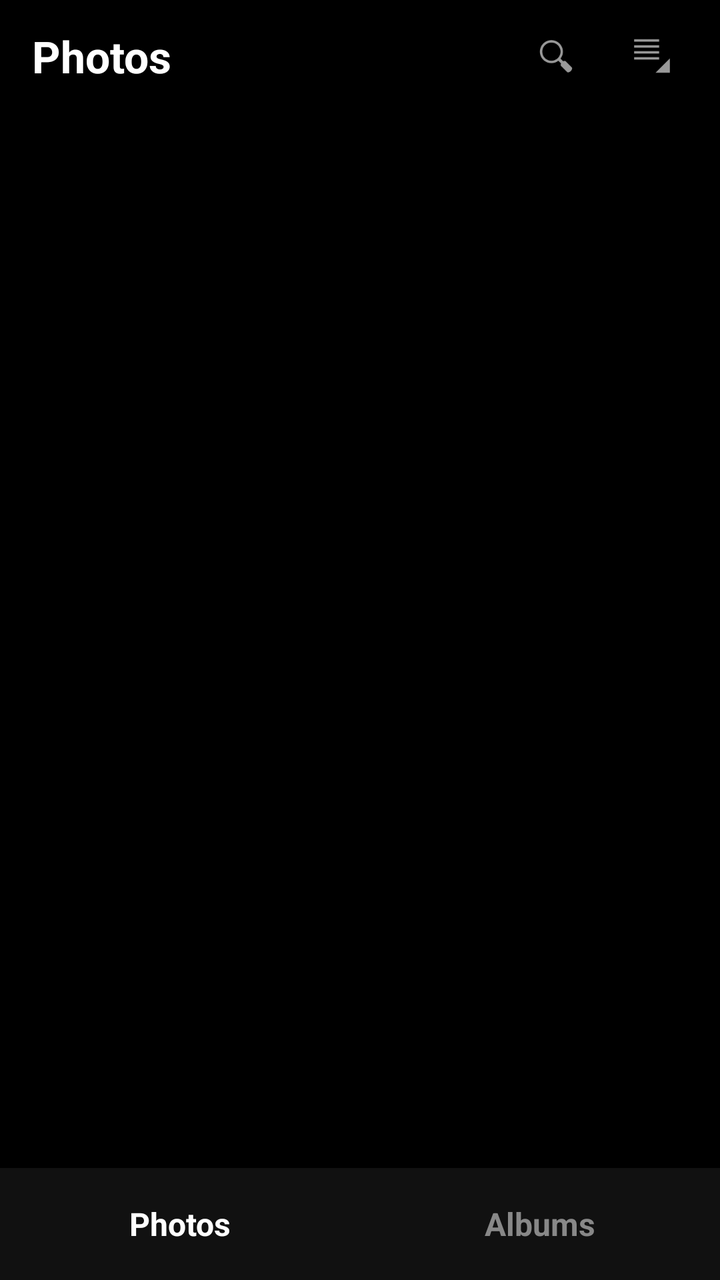
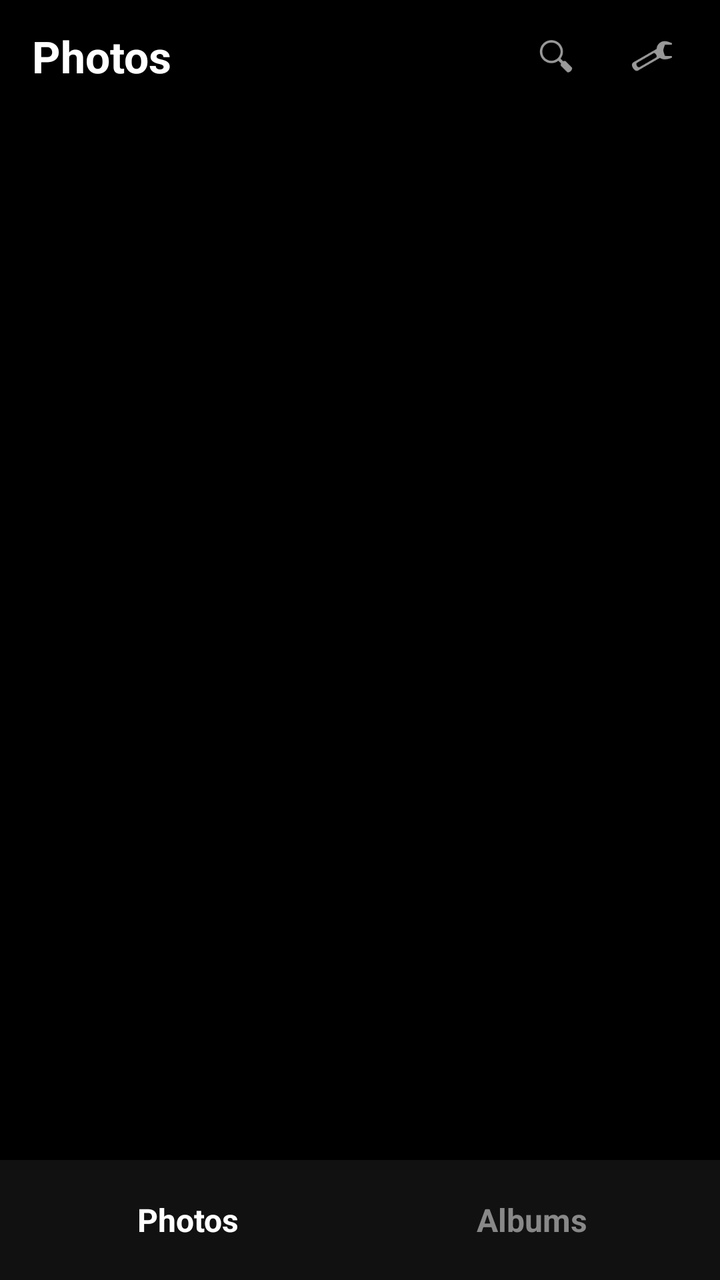

Before-and-after screenshots of an Android layout around one commit, followed by the original layout XML and the change that was made.
<!-- AndroidManifest.xml: application theme Theme.AppCompat.NoActionBar -->
<!-- res/layout/activity_main.xml -->
<?xml version="1.0" encoding="utf-8"?>
<RelativeLayout xmlns:android="http://schemas.android.com/apk/res/android"
    android:layout_width="match_parent"
    android:layout_height="match_parent"
    android:background="@android:color/black">

    
    <LinearLayout
        android:id="@+id/topBar"
        android:layout_width="match_parent"
        android:layout_height="56dp"
        android:orientation="horizontal"
        android:gravity="center_vertical"
        android:paddingHorizontal="16dp">

        <TextView
            android:id="@+id/txtTitle"
            android:layout_width="0dp"
            android:layout_height="wrap_content"
            android:layout_weight="1"
            android:text="Photos"
            android:textColor="@android:color/white"
            android:textSize="22sp"
            android:textStyle="bold" />

        <ImageView
            android:id="@+id/btnSearch"
            android:layout_width="36dp"
            android:layout_height="36dp"
            android:padding="6dp"
            android:src="@android:drawable/ic_menu_search"
            android:contentDescription="Search" />

        <ImageView
            android:id="@+id/btnMenu"
            android:layout_width="36dp"
            android:layout_height="36dp"
            android:layout_marginStart="12dp"
            android:padding="6dp"
            android:src="@android:drawable/ic_menu_moreoverflow"
            android:contentDescription="Menu" />
    </LinearLayout>

    
    <androidx.recyclerview.widget.RecyclerView
        android:id="@+id/recyclerView"
        android:layout_width="match_parent"
        android:layout_height="match_parent"
        android:layout_below="@id/topBar"
        android:layout_above="@id/bottomTabs" />

    
    <com.github.chrisbanes.photoview.PhotoView
        android:id="@+id/fullScreenImageView"
        android:layout_width="match_parent"
        android:layout_height="match_parent"
        android:layout_below="@id/topBar"
        android:layout_above="@id/bottomTabs"
        android:visibility="gone"
        android:background="@android:color/black" />

    
    <LinearLayout
        android:id="@+id/bottomTabs"
        android:layout_width="match_parent"
        android:layout_height="56dp"
        android:layout_alignParentBottom="true"
        android:orientation="horizontal"
        android:gravity="center"
        android:background="#111111">

        <TextView
            android:id="@+id/tabPhotos"
            android:layout_width="0dp"
            android:layout_height="match_parent"
            android:layout_weight="1"
            android:gravity="center"
            android:text="Photos"
            android:textColor="@android:color/white"
            android:textSize="16sp"
            android:textStyle="bold" />

        <TextView
            android:id="@+id/tabAlbums"
            android:layout_width="0dp"
            android:layout_height="match_parent"
            android:layout_weight="1"
            android:gravity="center"
            android:text="Albums"
            android:textColor="#888888"
            android:textSize="16sp"
            android:textStyle="bold" />
    </LinearLayout>

</RelativeLayout>
<!-- resources referenced by this layout -->
<resources>

</resources>

<!-- the commit's change to res/layout/activity_main.xml (unified diff, before → after) -->
@@ -37,7 +37,7 @@
             android:layout_height="36dp"
             android:layout_marginStart="12dp"
             android:padding="6dp"
-            android:src="@android:drawable/ic_menu_moreoverflow"
+            android:src="@android:drawable/ic_menu_manage"
             android:contentDescription="Menu" />
     </LinearLayout>
 
@@ -47,7 +47,7 @@
         android:layout_width="match_parent"
         android:layout_height="match_parent"
         android:layout_below="@id/topBar"
-        android:layout_above="@id/bottomTabs" />
+        android:layout_above="@id/bottomActionLayout" />
 
     
     <com.github.chrisbanes.photoview.PhotoView
@@ -55,41 +55,81 @@
         android:layout_width="match_parent"
         android:layout_height="match_parent"
         android:layout_below="@id/topBar"
-        android:layout_above="@id/bottomTabs"
+        android:layout_above="@id/bottomActionLayout"
         android:visibility="gone"
         android:background="@android:color/black" />
 
     
     <LinearLayout
-        android:id="@+id/bottomTabs"
+        android:id="@+id/bottomActionLayout"
         android:layout_width="match_parent"
-        android:layout_height="56dp"
+        android:layout_height="60dp"
         android:layout_alignParentBottom="true"
         android:orientation="horizontal"
         android:gravity="center"
-        android:background="#111111">
+        android:background="#111111"
+        android:paddingHorizontal="8dp">
 
-        <TextView
-            android:id="@+id/tabPhotos"
-            android:layout_width="0dp"
+        
+        <LinearLayout
+            android:id="@+id/normalTabsLayout"
+            android:layout_width="match_parent"
             android:layout_height="match_parent"
-            android:layout_weight="1"
+            android:orientation="horizontal"
+            android:gravity="center">
+
+            <TextView
+                android:id="@+id/tabPhotos"
+                android:layout_width="0dp"
+                android:layout_height="match_parent"
+                android:layout_weight="1"
+                android:gravity="center"
+                android:text="Photos"
+                android:textColor="@android:color/white"
+                android:textSize="16sp"
+                android:textStyle="bold" />
+
+            <TextView
+                android:id="@+id/tabAlbums"
+                android:layout_width="0dp"
+                android:layout_height="match_parent"
+                android:layout_weight="1"
+                android:gravity="center"
+                android:text="Albums"
+                android:textColor="#888888"
+                android:textSize="16sp"
+                android:textStyle="bold" />
+        </LinearLayout>
+
+        
+        <LinearLayout
+            android:id="@+id/batchActionLayout"
+            android:layout_width="match_parent"
+            android:layout_height="match_parent"
+            android:orientation="horizontal"
             android:gravity="center"
-            android:text="Photos"
-            android:textColor="@android:color/white"
-            android:textSize="16sp"
-            android:textStyle="bold" />
+            android:visibility="gone">
 
-        <TextView
-            android:id="@+id/tabAlbums"
-            android:layout_width="0dp"
-            android:layout_height="match_parent"
-            android:layout_weight="1"
-            android:gravity="center"
-            android:text="Albums"
-            android:textColor="#888888"
-            android:textSize="16sp"
-            android:textStyle="bold" />
+            <Button
+                android:id="@+id/btnBatchDelete"
+                android:layout_width="0dp"
+                android:layout_height="wrap_content"
+                android:layout_weight="1"
+                android:layout_marginHorizontal="4dp"
+                android:text="Delete Selected"
+                android:backgroundTint="#AA0000"
+                android:textColor="@android:color/white" />
+
+            <Button
+                android:id="@+id/btnBatchCancel"
+                android:layout_width="0dp"
+                android:layout_height="wrap_content"
+                android:layout_weight="1"
+                android:layout_marginHorizontal="4dp"
+                android:text="Cancel"
+                android:backgroundTint="#444444"
+                android:textColor="@android:color/white" />
+        </LinearLayout>
     </LinearLayout>
 
 </RelativeLayout>
